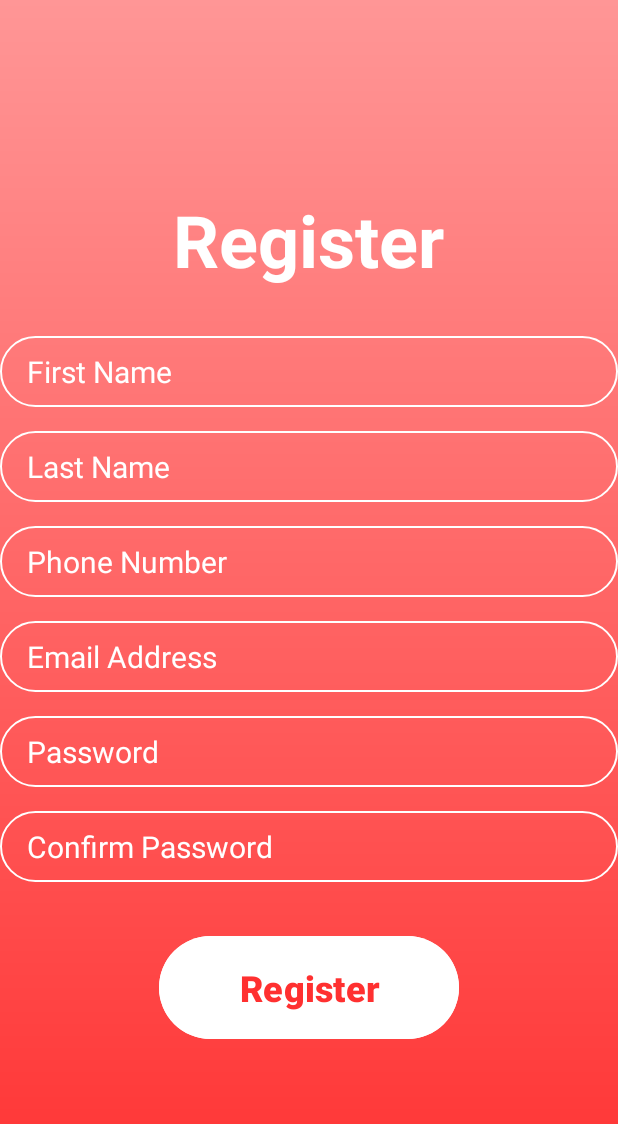
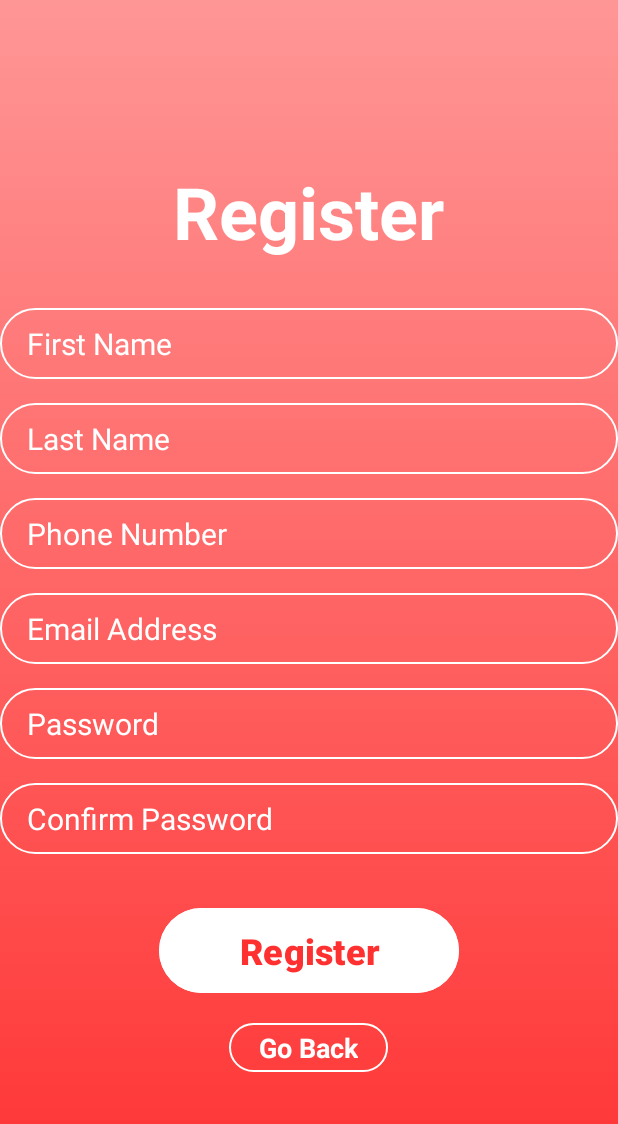
Before and after one commit to shehr4n/PHMS, an Android app: the Registration screen opened directly, with no data from a screen before it, on a phone screen of 412 x 824 dp. Shown: the top 1124 px of the screen. Run offline under Robolectric (Android 15) with nearby library versions, the phone set to English and light mode, and no system bars; our stand-ins replace Firebase (no records; nobody signed in at launch, a user with empty details on screens opened directly).

Commit message:
back buttons in login and reg

```diff
--- a/app/src/main/java/com/example/phms/Registration.kt
+++ b/app/src/main/java/com/example/phms/Registration.kt
@@ -5,6 +5,7 @@ import android.os.Bundle
 import android.util.Log
 import android.widget.Button
 import android.widget.EditText
+import android.widget.TextView
 import android.widget.Toast
 import androidx.activity.enableEdgeToEdge
 import androidx.appcompat.app.AppCompatActivity
@@ -22,6 +23,7 @@ class Registration : AppCompatActivity() {
     lateinit var  passwordInput : EditText
     lateinit var  confirmPasswordInput : EditText
     lateinit var  registerButton: Button
+    lateinit var  backButton: TextView
 
     lateinit var auth: FirebaseAuth
 
@@ -42,6 +44,7 @@ class Registration : AppCompatActivity() {
         passwordInput = findViewById(R.id.password)
         confirmPasswordInput = findViewById(R.id.confirm_password)
         registerButton = findViewById(R.id.register_button)
+        backButton = findViewById(R.id.back_button)
 
         auth = FirebaseAuth.getInstance()
 
@@ -93,5 +96,10 @@ class Registration : AppCompatActivity() {
                     }
                 }
         }
+
+        backButton.setOnClickListener {
+            val intent = Intent(this, MainActivity::class.java)
+            startActivity(intent)
+        }
     }
 }
--- a/app/src/main/res/layout/registration.xml
+++ b/app/src/main/res/layout/registration.xml
@@ -113,12 +113,24 @@
             android:text="Register"
             android:backgroundTint="@color/white"
             android:textColor="#FF3030"
-            android:padding="18dp"
+            android:padding="12dp"
             android:layout_marginTop="32dp"
             android:textSize="24sp"
             android:id="@+id/register_button"
             android:textStyle="bold"/>
 
+        <TextView
+            android:layout_width="wrap_content"
+            android:layout_height="wrap_content"
+            android:text="Go Back"
+            android:textColor="@color/white"
+            android:background="@drawable/rounded_corner"
+            android:textSize="18sp"
+            android:paddingVertical="4dp"
+            android:paddingHorizontal="20dp"
+            android:textStyle="bold"
+            android:layout_marginTop="16dp"
+            android:id="@+id/back_button"/>
 
     </LinearLayout>
 
```
Also changed, not shown: app/src/main/java/com/example/phms/Login.kt (+9 -0 lines), app/src/main/res/layout/login.xml (+13 -0 lines).
